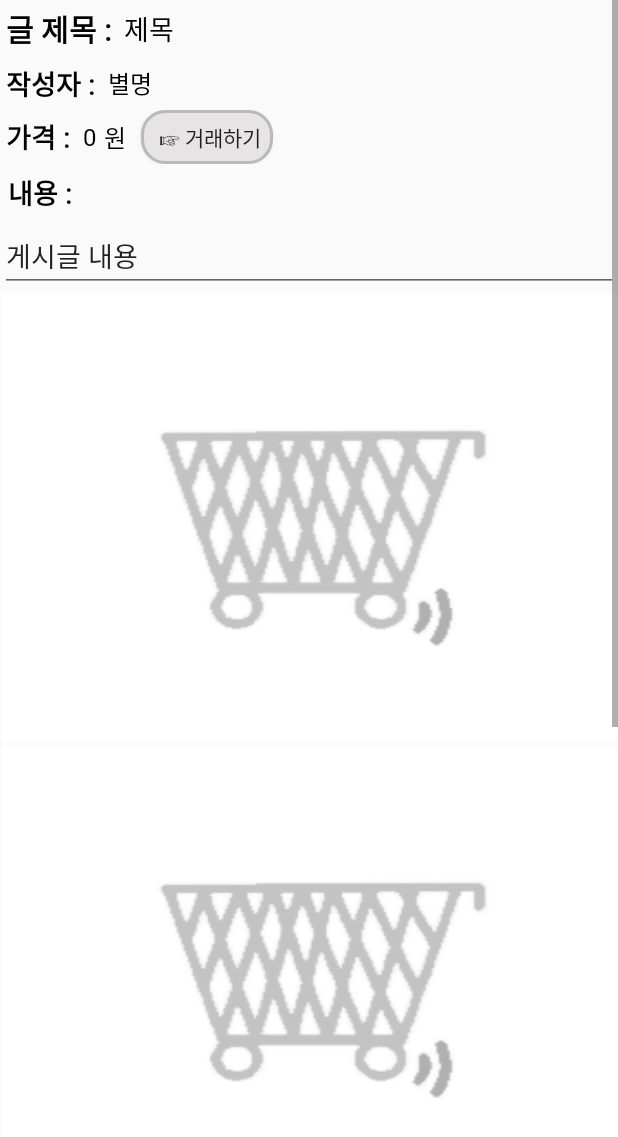
After one commit to Choiyou/OTP, an Android app: the PostActivity screen opened directly, with no data from a screen before it, on a phone screen of 412 x 824 dp. The commit adds this screen. Shown: the top 1137 px of the screen. Run offline under Robolectric (Android 15) with nearby library versions, the phone set to English and light mode, and no system bars; our stand-ins replace Firebase (no records; nobody signed in at launch, a user with empty details on screens opened directly).

Commit message:
글쓰기 작성 수정 및 게시글 액티비티 구현 / 게시글에서 거래하기 ChatActivity와 연결

```diff
--- a/app/src/main/AndroidManifest.xml
+++ b/app/src/main/AndroidManifest.xml
@@ -3,6 +3,7 @@
     package="com.example.os150.otp">
     <uses-permission android:name="android.permission.READ_EXTERNAL_STORAGE"/>
     <uses-permission android:name="android.permission.WRITE_EXTERNAL_STORAGE"/>
+    <uses-permission android:name="android.permission.MANAGE_DOCUMENTS" />
     <uses-permission android:name="android.permission.INTERNET"/>
     <uses-permission android:name="android.permission.CAMERA"/>
     <uses-permission android:name="android.permission.ACCESS_FINE_LOCATION" />
@@ -35,6 +36,7 @@
         <activity android:name=".ConnectActivity"/>
         <activity android:name=".TermsActivity"/>
         <activity android:name=".ProfileActivity"/>
+        <activity android:name=".PostActivity" />
         <activity android:name=".SelectCategoryActivity" />
 
         <activity android:name=".IntroActivity">
--- a/app/src/main/java/com/example/os150/otp/MessagePageFragment.java
+++ b/app/src/main/java/com/example/os150/otp/MessagePageFragment.java
@@ -107,7 +107,7 @@ public class MessagePageFragment extends Fragment {
 
                 }
             }
-            //문자열 형태로 내림차순 정렬하여 TreeMap에 저장 TreeMap의 kety값은 String이며 value는 ChatModel의 Comment에서 가져온다.
+            //문자열 형태로 내림차순 정렬하여 TreeMap에 저장 TreeMap의 key값은 String이며 value는 ChatModel의 Comment에서 가져온다.
             Map<String, ChatModel.Comment> commentMap = new TreeMap<>(Collections.<String>reverseOrder());
             commentMap.putAll(MessagePageModel.get(position).comments); //TreeMap으로 comments복사
             String lastmessage = commentMap.keySet().toArray()[0].toString(); //TreeMap 의 key의 배열값을 String값으로 변환하여 문자열 저장
--- /dev/null
+++ b/app/src/main/java/com/example/os150/otp/PostActivity.java
@@ -0,0 +1,145 @@
+package com.example.os150.otp;
+
+import android.app.ActivityGroup;
+import android.content.Intent;
+import android.os.Bundle;
+import android.support.annotation.Nullable;
+import android.util.Log;
+import android.view.View;
+import android.widget.Button;
+import android.widget.EditText;
+import android.widget.ImageView;
+import android.widget.TextView;
+
+import com.bumptech.glide.Glide;
+import com.google.firebase.auth.FirebaseAuth;
+import com.google.firebase.auth.FirebaseUser;
+import com.google.firebase.database.DataSnapshot;
+import com.google.firebase.database.DatabaseError;
+import com.google.firebase.database.DatabaseReference;
+import com.google.firebase.database.FirebaseDatabase;
+import com.google.firebase.database.ValueEventListener;
+
+/**
+ * Created by os150 on 2020-08-18.
+ */
+
+public class PostActivity extends ActivityGroup {
+    FirebaseAuth mAuth = FirebaseAuth.getInstance();
+    DatabaseReference mDatabase = FirebaseDatabase.getInstance().getReference();
+    FirebaseUser user = mAuth.getCurrentUser();
+    TextView posttext_title;
+    TextView posttext_price;
+    TextView posttext_nickname;
+    EditText postedit_post;
+    Button postbtn_chat;
+
+    ImageView BI_1;
+    ImageView BI_2;
+    ImageView BI_3;
+    ImageView BI_4;
+    String Useruid;
+    String Title;
+
+    @Override
+    protected void onCreate(@Nullable Bundle savedInstanceState) {
+        super.onCreate(savedInstanceState);
+        setContentView(R.layout.activity_post);
+
+        posttext_title = findViewById(R.id.posttext_title);
+        posttext_nickname = findViewById(R.id.posttext_nickname);
+        posttext_price = findViewById(R.id.posttext_price);
+        postedit_post = findViewById(R.id.postedit_post);
+        postbtn_chat = findViewById(R.id.postbtn_chat);
+
+        BI_1 = findViewById(R.id.BI_1);
+        BI_2 = findViewById(R.id.BI_2);
+        BI_3 = findViewById(R.id.BI_3);
+        BI_4 = findViewById(R.id.BI_4);
+
+        Useruid = getIntent().getStringExtra("Useruid");
+        Title = getIntent().getStringExtra("Title");
+        //글제목을 DataBase의 게시글 제목과 비교해 같을 경우
+        mDatabase.child("Bulletin").child("AllBulletin").orderByChild("Title").equalTo(Title).addListenerForSingleValueEvent(new ValueEventListener() {
+            @Override
+            public void onDataChange(DataSnapshot dataSnapshot) {
+                for (DataSnapshot snapshot : dataSnapshot.getChildren()) {
+                    //그 게시글의 Uid와 아이템 Uid와 같을 경우
+                    if (snapshot.getValue(Bulletin.class).Useruid.equals(Useruid)) {
+                        // 이미지 가져와 문자열로 저장
+                        String Bulletinimage1 = snapshot.getValue(Bulletin.class).BulletinImage1;
+                        String Bulletinimage2 = snapshot.getValue(Bulletin.class).BulletinImage2;
+                        String Bulletinimage3 = snapshot.getValue(Bulletin.class).BulletinImage3;
+                        String Bulletinimage4 = snapshot.getValue(Bulletin.class).BulletinImage4;
+
+                        String PostUserUid = snapshot.getValue(Bulletin.class).Useruid;
+
+                        posttext_title.setText(snapshot.getValue(Bulletin.class).Title);
+                        posttext_price.setText(snapshot.getValue(Bulletin.class).Price);
+                        postedit_post.setText(snapshot.getValue(Bulletin.class).Bulletins);
+                        //User정보에서 게시글 Uid와 비교하여 NickName 불러오기
+                        mDatabase.child("userInfo").child(PostUserUid).child("nickname").addValueEventListener(new ValueEventListener() {
+                            @Override
+                            public void onDataChange(DataSnapshot dataSnapshot) {
+                                posttext_nickname.setText(dataSnapshot.getValue(String.class));
+                            }
+
+                            @Override
+                            public void onCancelled(DatabaseError databaseError) {
+                                Log.v("알림", "데이터베이스 불러오기 실패");
+                            }
+                        });
+                        //이미지 경로가 없을 경우 ImageView를 안보이게 하며 높이 조절
+                        if (Bulletinimage1 == null && Bulletinimage2 == null && Bulletinimage3 == null && Bulletinimage4 == null) {
+                            BI_1.setVisibility(View.INVISIBLE);
+                            BI_1.getLayoutParams().height = 0;
+                            BI_2.setVisibility(View.INVISIBLE);
+                            BI_2.getLayoutParams().height = 0;
+                            BI_3.setVisibility(View.INVISIBLE);
+                            BI_3.getLayoutParams().height = 0;
+                            BI_4.setVisibility(View.INVISIBLE);
+                            BI_4.getLayoutParams().height = 0;
+                        }
+                        if (Bulletinimage2 == null) {
+                            BI_2.getLayoutParams().height = 0;
+                            BI_3.getLayoutParams().height = 0;
+                            BI_4.getLayoutParams().height = 0;
+                        } else if (Bulletinimage3 == null) {
+                            BI_3.getLayoutParams().height = 0;
+                            BI_4.getLayoutParams().height = 0;
+                        } else if (Bulletinimage4 == null) {
+                            BI_4.getLayoutParams().height = 0;
+                        }
+
+                        try {
+                            //이미지 Glide 이용하여 화면에 띄우기
+                            Glide.with(getApplicationContext()).load(Bulletinimage1).into(BI_1);
+                            Glide.with(getApplicationContext()).load(Bulletinimage2).into(BI_2);
+                            Glide.with(getApplicationContext()).load(Bulletinimage3).into(BI_3);
+                            Glide.with(getApplicationContext()).load(Bulletinimage4).into(BI_4);
+                        } catch (Exception e) {
+                            e.printStackTrace();
+                        }
+                    }
+                }
+            }
+
+            @Override
+            public void onCancelled(DatabaseError databaseError) {
+                Log.v("알림", "데이터 불러오기 실패");
+            }
+        });
+
+        postbtn_chat.setOnClickListener(new View.OnClickListener() {
+            @Override
+            public void onClick(View view) {
+                Intent chatintent = new Intent(PostActivity.this, MessageActivity.class);
+                chatintent.putExtra("destinationUid", Useruid);
+                Log.v("알림", "채팅 방 Uid : " + Useruid);
+                startActivity(chatintent);
+            }
+        });
+
+
+    }
+}
--- /dev/null
+++ b/app/src/main/res/layout/activity_post.xml
@@ -0,0 +1,186 @@
+<?xml version="1.0" encoding="utf-8"?>
+<LinearLayout xmlns:android="http://schemas.android.com/apk/res/android"
+    android:layout_width="match_parent"
+    android:layout_height="match_parent"
+    android:orientation="vertical">
+
+    <ScrollView
+        android:id="@+id/postScrollView"
+        android:layout_width="match_parent"
+        android:layout_height="match_parent"
+        android:fillViewport="true"
+        android:orientation="vertical">
+
+        <LinearLayout
+            android:layout_width="match_parent"
+            android:layout_height="match_parent"
+            android:orientation="vertical">
+
+            <LinearLayout
+                android:layout_width="match_parent"
+                android:layout_height="wrap_content"
+                android:orientation="horizontal">
+
+                <TextView
+                    android:layout_width="wrap_content"
+                    android:layout_height="wrap_content"
+                    android:layout_gravity="center"
+                    android:layout_margin="4dp"
+                    android:text="글 제목 : "
+                    android:textSize="20dp"
+                    android:textStyle="bold"
+                    android:textColor="#000000"
+                    android:fontFamily="@font/kyobohandwriting" />
+
+                <TextView
+                    android:id="@+id/posttext_title"
+                    android:layout_width="match_parent"
+                    android:layout_height="wrap_content"
+                    android:layout_gravity="center"
+                    android:fontFamily="@font/kyobohandwriting"
+                    android:text="제목"
+                    android:textColor="#000000"
+                    android:textSize="18dp" />
+            </LinearLayout>
+
+            <LinearLayout
+                android:layout_width="match_parent"
+                android:layout_height="wrap_content"
+                android:orientation="horizontal">
+
+                <TextView
+                    android:layout_width="wrap_content"
+                    android:layout_height="wrap_content"
+                    android:layout_gravity="center"
+                    android:layout_margin="4dp"
+                    android:text="작성자 : "
+                    android:textSize="18dp"
+                    android:textStyle="bold"
+                    android:textColor="#000000"
+                    android:fontFamily="@font/kyobohandwriting" />
+
+                <TextView
+                    android:id="@+id/posttext_nickname"
+                    android:layout_width="100dp"
+                    android:layout_height="wrap_content"
+                    android:layout_gravity="center"
+                    android:fontFamily="@font/kyobohandwriting"
+                    android:text="별명"
+                    android:textColor="#000000"
+                    android:textSize="16dp" />
+            </LinearLayout>
+
+            <LinearLayout
+                android:layout_width="match_parent"
+                android:layout_height="wrap_content"
+                android:orientation="horizontal">
+
+                <TextView
+                    android:layout_width="wrap_content"
+                    android:layout_height="wrap_content"
+                    android:layout_gravity="center"
+                    android:layout_margin="4dp"
+                    android:text="가격 : "
+                    android:textSize="18dp"
+                    android:textColor="#000000"
+                    android:textStyle="bold"
+                    android:fontFamily="@font/kyobohandwriting" />
+
+                <TextView
+                    android:id="@+id/posttext_price"
+                    android:layout_width="wrap_content"
+                    android:layout_height="wrap_content"
+                    android:layout_gravity="center"
+                    android:fontFamily="@font/kyobohandwriting"
+                    android:text="0"
+                    android:textSize="16dp"
+                    android:textColor="#000000" />
+
+                <TextView
+                    android:layout_width="wrap_content"
+                    android:layout_height="wrap_content"
+                    android:layout_gravity="center"
+                    android:layout_marginLeft="5dp"
+                    android:text="원"
+                    android:textColor="#000000"
+                    android:textSize="16dp"
+                    android:fontFamily="@font/kyobohandwriting" />
+
+                <Button
+                    android:id="@+id/postbtn_chat"
+                    android:layout_width="wrap_content"
+                    android:layout_height="36dp"
+                    android:layout_gravity="right"
+                    android:layout_marginLeft="10dp"
+                    android:background="@drawable/button_round"
+                    android:fontFamily="@font/kyobohandwriting"
+                    android:text=" ☞ 거래하기" />
+
+            </LinearLayout>
+
+            <TextView
+                android:layout_width="wrap_content"
+                android:layout_height="wrap_content"
+                android:layout_margin="5dp"
+                android:text="내용 : "
+                android:textSize="18dp"
+                android:textColor="#000000"
+                android:textStyle="bold"
+                android:fontFamily="@font/kyobohandwriting" />
+
+            <EditText
+                android:id="@+id/postedit_post"
+                android:layout_width="match_parent"
+                android:layout_height="wrap_content"
+                android:layout_weight="0.5"
+                android:ems="10"
+                android:focusable="false"
+                android:fontFamily="@font/kyobohandwriting"
+                android:inputType="textMultiLine"
+                android:text="게시글 내용" />
+
+
+            <ImageView
+                android:id="@+id/BI_1"
+                android:layout_width="match_parent"
+                android:layout_height="300dp"
+                android:layout_margin="0.2dp"
+                android:layout_weight="1"
+                android:background="#FFFFFF"
+                android:scaleType="fitXY"
+                android:src="@drawable/intro" />
+
+            <ImageView
+                android:id="@+id/BI_2"
+                android:layout_width="match_parent"
+                android:layout_height="300dp"
+                android:layout_margin="0.2dp"
+                android:layout_weight="1"
+                android:background="#FFFFFF"
+                android:scaleType="fitXY"
+                android:src="@drawable/intro" />
+
+            <ImageView
+                android:id="@+id/BI_3"
+                android:layout_width="match_parent"
+                android:layout_height="300dp"
+                android:layout_margin="0.2dp"
+                android:layout_weight="1"
+                android:background="#FFFFFF"
+                android:scaleType="fitXY"
+                android:src="@drawable/intro" />
+
+            <ImageView
+                android:id="@+id/BI_4"
+                android:layout_width="match_parent"
+                android:layout_height="300dp"
+                android:layout_margin="0.2dp"
+                android:layout_weight="1"
+                android:background="#FFFFFF"
+                android:scaleType="fitXY"
+                android:src="@drawable/intro" />
+
+        </LinearLayout>
+    </ScrollView>
+
+</LinearLayout>
--- a/app/src/main/res/layout/activity_write.xml
+++ b/app/src/main/res/layout/activity_write.xml
@@ -117,6 +117,7 @@
         android:layout_height="wrap_content"
         android:layout_weight="0.55"
         android:ems="10"
+        android:fontFamily="@font/kyobohandwriting"
         android:inputType="textMultiLine"
         android:hint="게시글 내용을 입력해주세요. \n 비방 / 가품 / 판매금지 품목은 게시에 제한될 수 있습니다."
         android:maxLength="500" />
```
Also changed, not shown: app/src/main/java/com/example/os150/otp/ConnectActivity.java (+114 -3 lines), app/src/main/java/com/example/os150/otp/WriteActivity.java (+42 -37 lines), app/src/main/res/layout/activity_connect.xml (+10 -3 lines), app/src/main/res/layout/item_post.xml (added, +65 -0 lines).
